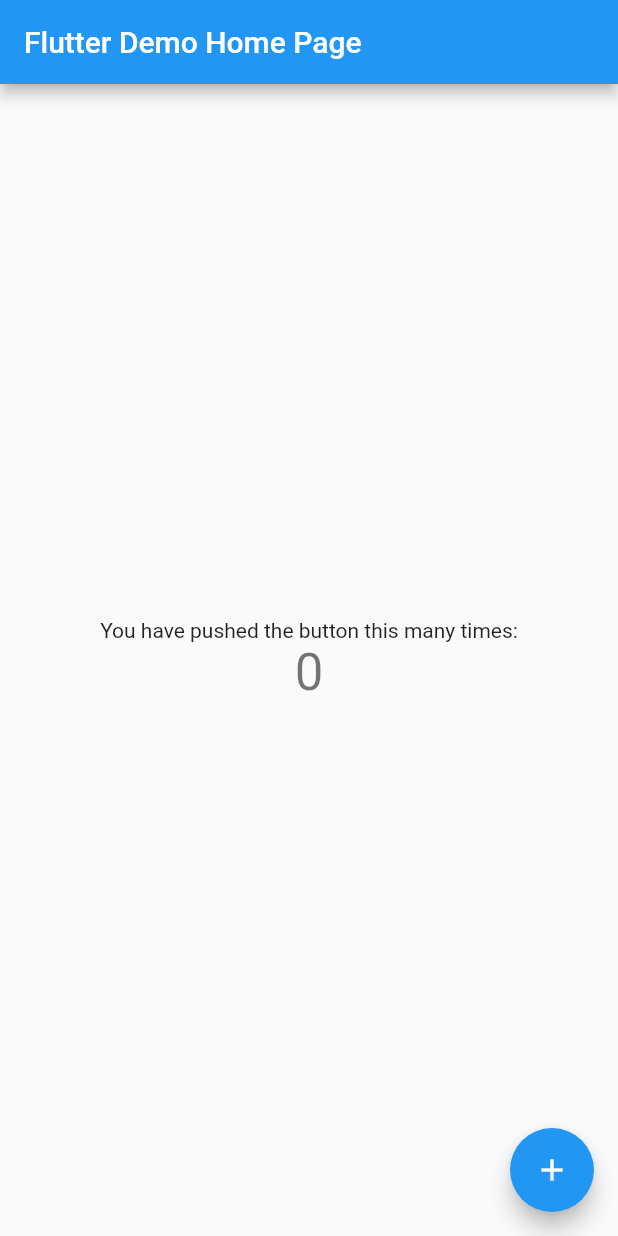
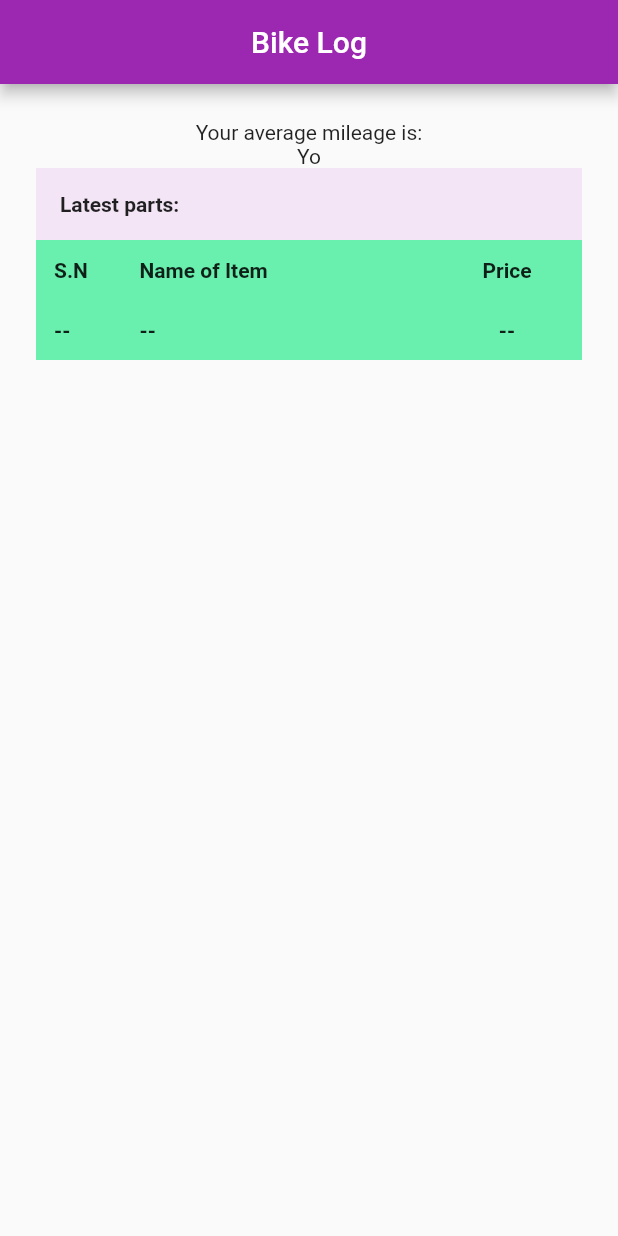
Before and after one commit to shreekadhikari/bike_log, a Flutter app: the screen it shows after launch, on a phone screen of 412 x 824 dp. Run offline on Flutter 3.47's test engine with Material 2 defaults, Android fonts, the phone set to English and light mode, and no system bars; our stand-ins replace sqflite; accounts and stored records are empty.

Commit message:
Added db but retrive in listview error so started on other

```diff
--- /dev/null
+++ b/lib/HomePage.dart
@@ -0,0 +1,166 @@
+import 'package:flutter/material.dart';
+
+import './parts_model.dart';
+import './database.dart';
+
+class HomePage extends StatefulWidget {
+  @override
+  State<StatefulWidget> createState() {
+    // TODO: implement createState
+    return _ContentMain();
+  }
+}
+
+class _ContentMain extends State<HomePage> {
+  @override
+  void initState() {
+    // TODO: implement initState
+    super.initState();
+//    var dbHelper = DBHelper();
+//    dbHelper.savePart(Part('Brake', '350'));
+//    dbHelper.savePart(Part('Oil', '850'));
+//    dbHelper.savePart(Part('Cable', '150'));
+  }
+
+  @override
+  Widget build(BuildContext context) {
+    // TODO: implement build
+    return Container(
+      padding: EdgeInsets.all(24.0),
+      child: Column(
+        children: <Widget>[_ContentSummary(), _ContentFuel(), _ContentParts()],
+      ),
+    );
+  }
+}
+
+class _ContentSummary extends StatelessWidget {
+  @override
+  Widget build(BuildContext context) {
+    // TODO: implement build
+    return Container(
+      child: Column(
+        children: <Widget>[
+          Text('Your average mileage is:'),
+          Row(
+            children: <Widget>[],
+          )
+        ],
+      ),
+    );
+  }
+}
+
+class _ContentFuel extends StatelessWidget {
+  @override
+  Widget build(BuildContext context) {
+    // TODO: implement build
+    return Text('Yo');
+  }
+}
+
+class _ContentParts extends StatelessWidget {
+  Future<List<Part>> fetchPartsFromDatabase() async {
+    var dbHelper = DBHelper();
+    Future<List<Part>> memos = dbHelper.getPart();
+    return memos;
+  }
+
+  @override
+  Widget build(BuildContext context) {
+    // TODO: implement build
+    return Container(
+      padding: EdgeInsets.all(0.0),
+      child: Column(
+        crossAxisAlignment: CrossAxisAlignment.stretch,
+        children: <Widget>[
+          Container(
+              padding: EdgeInsets.all(16.0),
+              color: Colors.purple[50],
+              child: Text(
+                "Latest parts:",
+                style: TextStyle(fontWeight: FontWeight.w600),
+              )),
+          _ListItem(
+            sn: 'S.N',
+            name: 'Name of Item',
+            cost: 'Price',
+          ),
+          FutureBuilder<List<Part>>(
+            future: fetchPartsFromDatabase(),
+            builder: (context, snapshot) {
+              if (snapshot.hasData) {
+                if (snapshot.data.length == 0) {
+                  return Center(
+                    child: _ListItem(
+                      sn: '--',
+                      name: '--',
+                      cost: '--',
+                    ),
+                  );
+                }
+                return _ListItem(
+                  sn: snapshot.data.length.toString(),
+                  name: snapshot.data[0].name,
+                  cost: snapshot.data[0].price,
+                );
+//                return ListView.builder(
+//                    itemCount: snapshot.data.length,
+//                    itemBuilder: (BuildContext context, int index) {
+//                      return _ListItem(
+//                        sn: index.toString(),
+//                        name: snapshot.data[index].name,
+//                        cost: snapshot.data[index].price,
+//                      );
+//                    });
+              } else if (snapshot.hasError) {
+                return Text('Data error');
+              }
+              return Container(
+                alignment: AlignmentDirectional.center,
+                child: CircularProgressIndicator(),
+              );
+            },
+          ),
+        ],
+      ),
+    );
+  }
+}
+
+class _ListItem extends StatelessWidget {
+  final String sn, name, cost;
+
+  const _ListItem({Key key, this.sn, this.name, this.cost}) : super(key: key);
+
+  @override
+  Widget build(BuildContext context) {
+    // TODO: implement build
+    return Container(
+      color: Colors.greenAccent,
+      child: Row(
+        mainAxisAlignment: MainAxisAlignment.spaceBetween,
+        children: <Widget>[
+          Container(
+              alignment: Alignment.centerLeft,
+              padding: EdgeInsets.all(12.0),
+              width: 50.0,
+              child: Text(
+                sn,
+                style: TextStyle(fontWeight: FontWeight.w600),
+              )),
+          Container(
+              alignment: Alignment.centerLeft,
+              padding: EdgeInsets.all(12.0),
+              width: 200.0,
+              child: Text(name, style: TextStyle(fontWeight: FontWeight.w600))),
+          Container(
+              alignment: Alignment.center,
+              padding: EdgeInsets.all(12.0),
+              width: 100.0,
+              child: Text(cost, style: TextStyle(fontWeight: FontWeight.w600))),
+        ],
+      ),
+    );
+  }
+}
--- /dev/null
+++ b/lib/database.dart
@@ -0,0 +1,65 @@
+import 'dart:async';
+import 'dart:io' as io;
+import 'package:path/path.dart';
+import 'package:sqflite/sqflite.dart';
+import 'package:path_provider/path_provider.dart';
+
+import './parts_model.dart';
+
+class DBHelper {
+  static Database _db;
+
+  Future<Database> get db async {
+    if (_db != null) return _db;
+    _db = await initDb();
+    return _db;
+  }
+
+  //Creating a database with name test.dn in your directory
+  initDb() async {
+    io.Directory documentsDirectory = await getApplicationDocumentsDirectory();
+    String path = join(documentsDirectory.path, "bikelog.db");
+    var theDb = await openDatabase(path, version: 1, onCreate: _onCreate);
+    return theDb;
+  }
+
+  // Creating a table name Employee with fields
+  void _onCreate(Database db, int version) async {
+    // When creating the db, create the table
+    await db.execute(
+        "CREATE TABLE Parts(id INTEGER  PRIMARY KEY, name TEXT, price TEXT)");
+    print("Created tables");
+  }
+
+  // Retrieving employees from Employee Tables
+  Future<List<Part>> getPart() async {
+    var dbClient = await db;
+    List<Map> list = await dbClient.rawQuery('SELECT * FROM Parts');
+    List<Part> parts = new List();
+    for (int i = 0; i < list.length; i++) {
+      parts.add(Part(list[i]["name"], list[i]["price"]));
+    }
+    print(parts.length);
+    return parts;
+  }
+
+  void savePart(Part part) async {
+    var dbClient = await db;
+    await dbClient.transaction((txn) async {
+      return await txn.rawInsert('INSERT INTO Parts(name, price) VALUES(' +
+          '\'' +
+          part.name +
+          '\'' +
+          ',' +
+          '\'' +
+          part.price +
+          '\'' +
+          ')');
+    });
+  }
+
+  void clearDatabase() async {
+    var dbClient = await db;
+    await dbClient.rawDelete('DELETE FROM Parts');
+  }
+}
--- a/lib/main.dart
+++ b/lib/main.dart
@@ -1,111 +1,22 @@
 import 'package:flutter/material.dart';
+
+import './HomePage.dart';
 
 void main() => runApp(MyApp());
 
 class MyApp extends StatelessWidget {
-  // This widget is the root of your application.
   @override
   Widget build(BuildContext context) {
+    // TODO: implement build
     return MaterialApp(
-      title: 'Flutter Demo',
-      theme: ThemeData(
-        // This is the theme of your application.
-        //
-        // Try running your application with "flutter run". You'll see the
-        // application has a blue toolbar. Then, without quitting the app, try
-        // changing the primarySwatch below to Colors.green and then invoke
-        // "hot reload" (press "r" in the console where you ran "flutter run",
-        // or simply save your changes to "hot reload" in a Flutter IDE).
-        // Notice that the counter didn't reset back to zero; the application
-        // is not restarted.
-        primarySwatch: Colors.blue,
+      theme: ThemeData(primarySwatch: Colors.purple),
+      debugShowCheckedModeBanner: false,
+      home: Scaffold(
+        appBar: AppBar(
+          title: Center(child: Text('Bike Log')),
+        ),
+        body: HomePage(),
       ),
-      home: MyHomePage(title: 'Flutter Demo Home Page'),
     );
   }
 }
-
-class MyHomePage extends StatefulWidget {
-  MyHomePage({Key key, this.title}) : super(key: key);
-
-  // This widget is the home page of your application. It is stateful, meaning
-  // that it has a State object (defined below) that contains fields that affect
-  // how it looks.
-
-  // This class is the configuration for the state. It holds the values (in this
-  // case the title) provided by the parent (in this case the App widget) and
-  // used by the build method of the State. Fields in a Widget subclass are
-  // always marked "final".
-
-  final String title;
-
-  @override
-  _MyHomePageState createState() => _MyHomePageState();
-}
-
-class _MyHomePageState extends State<MyHomePage> {
-  int _counter = 0;
-
-  void _incrementCounter() {
-    setState(() {
-      // This call to setState tells the Flutter framework that something has
-      // changed in this State, which causes it to rerun the build method below
-      // so that the display can reflect the updated values. If we changed
-      // _counter without calling setState(), then the build method would not be
-      // called again, and so nothing would appear to happen.
-      _counter++;
-    });
-  }
-
-  @override
-  Widget build(BuildContext context) {
-    // This method is rerun every time setState is called, for instance as done
-    // by the _incrementCounter method above.
-    //
-    // The Flutter framework has been optimized to make rerunning build methods
-    // fast, so that you can just rebuild anything that needs updating rather
-    // than having to individually change instances of widgets.
-    return Scaffold(
-      appBar: AppBar(
-        // Here we take the value from the MyHomePage object that was created by
-        // the App.build method, and use it to set our appbar title.
-        title: Text(widget.title),
-      ),
-      body: Center(
-        // Center is a layout widget. It takes a single child and positions it
-        // in the middle of the parent.
-        child: Column(
-          // Column is also layout widget. It takes a list of children and
-          // arranges them vertically. By default, it sizes itself to fit its
-          // children horizontally, and tries to be as tall as its parent.
-          //
-          // Invoke "debug painting" (press "p" in the console, choose the
-          // "Toggle Debug Paint" action from the Flutter Inspector in Android
-          // Studio, or the "Toggle Debug Paint" command in Visual Studio Code)
-          // to see the wireframe for each widget.
-          //
-          // Column has various properties to control how it sizes itself and
-          // how it positions its children. Here we use mainAxisAlignment to
-          // center the children vertically; the main axis here is the vertical
-          // axis because Columns are vertical (the cross axis would be
-          // horizontal).
-          mainAxisAlignment: MainAxisAlignment.center,
-          children: <Widget>[
-            Text(
-              'You have pushed the button this many times:',
-            ),
-            Text(
-              '$_counter',
-              style: Theme.of(context).textTheme.display1,
-            ),
-          ],
-        ),
-      ),
-      floatingActionButton: FloatingActionButton(
-        onPressed: _incrementCounter,
-        tooltip: 'Increment',
-        child: Icon(Icons.add),
-      ), // This trailing comma makes auto-formatting nicer for build methods.
-    );
-  }
-}
--- /dev/null
+++ b/lib/parts_model.dart
@@ -0,0 +1,6 @@
+class Part {
+  String name;
+  String price;
+
+  Part(this.name, this.price);
+}
--- a/pubspec.yaml
+++ b/pubspec.yaml
@@ -19,6 +19,8 @@ dependencies:
   # The following adds the Cupertino Icons font to your application.
   # Use with the CupertinoIcons class for iOS style icons.
   cupertino_icons: ^0.1.2
+  path_provider : '>=0.3.0'
+  sqflite: any
 
 dev_dependencies:
   flutter_test:
```
